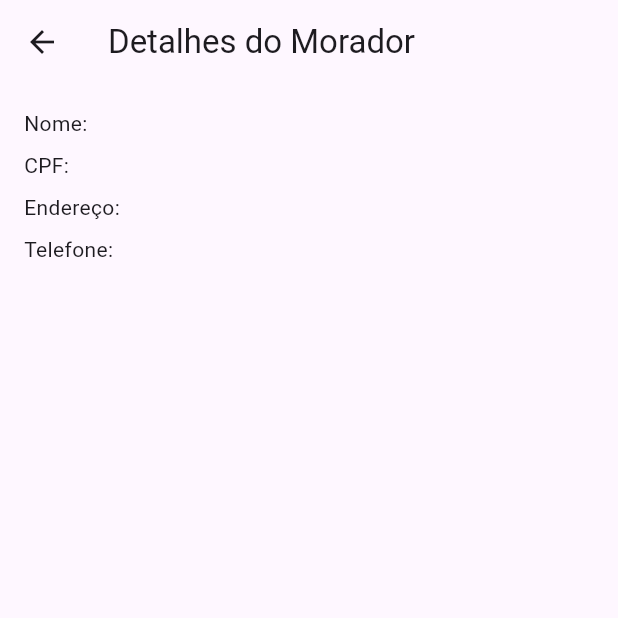
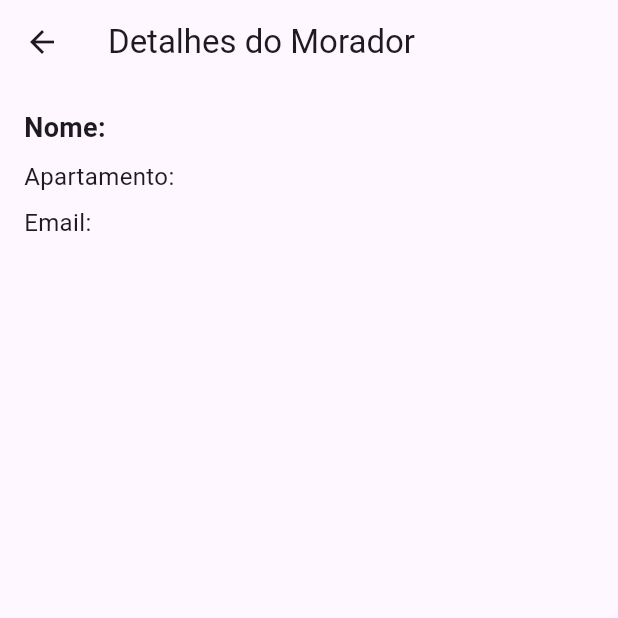
Before and after one commit to ProjetoJavaDiogo/Flutter4Semestre, a Flutter app: the ResidentDetailsView screen opened directly with empty values, on a phone screen of 412 x 824 dp, the top half of it. Run offline on Flutter 3.47's test engine with Material 3 defaults, Android fonts, the phone set to English and light mode, and no system bars; our stand-ins replace cloud_firestore, firebase_auth, firebase_core; accounts and stored records are empty.

```diff
--- a/portaria_condominio/lib/app/controllers/auth_controller.dart
+++ b/portaria_condominio/lib/app/controllers/auth_controller.dart
@@ -7,12 +7,6 @@ class AuthController with ChangeNotifier {
   final FirebaseFirestore _firestore = FirebaseFirestore.instance;
 
   bool isAdmin = false;
-
-  User? _user;
-
-
-
-  User? get user => _user;
 
   // Registro de novo morador (apenas para o administrador)
   Future<User?> registerResident(String email, String password, Map<String, dynamic> residentData) async {
--- a/portaria_condominio/lib/app/views/residents/resident_details_view.dart
+++ b/portaria_condominio/lib/app/views/residents/resident_details_view.dart
@@ -16,13 +16,17 @@ class ResidentDetailsView extends StatelessWidget {
         child: Column(
           crossAxisAlignment: CrossAxisAlignment.start,
           children: [
-            Text("Nome: ${resident['name']}"),
+            Text("Nome: ${resident['name'] ?? 'Não informado'}",
+              style: TextStyle(fontSize: 18, fontWeight: FontWeight.bold),
+            ),
             SizedBox(height: 8),
-            Text("CPF: ${resident['cpf']}"),
+            Text("Apartamento: ${resident['apartment'] ?? 'Não informado'}",
+              style: TextStyle(fontSize: 16),
+            ),
             SizedBox(height: 8),
-            Text("Endereço: ${resident['address']}"),
-            SizedBox(height: 8),
-            Text("Telefone: ${resident['phone']}"),
+            Text("Email: ${resident['email'] ?? 'Não informado'}",
+              style: TextStyle(fontSize: 16),
+            ),
           ],
         ),
       ),
--- a/portaria_condominio/lib/app/views/residents/residents_view.dart
+++ b/portaria_condominio/lib/app/views/residents/residents_view.dart
@@ -31,9 +31,16 @@ class _ResidentsViewState extends State<ResidentsView> {
               itemCount: residentsController.residents.length,
               itemBuilder: (context, index) {
                 final resident = residentsController.residents[index];
+
                 return ListTile(
-                  title: Text(resident['name']),
-                  subtitle: Text(resident['cpf']),
+                  title: Text(resident['name'] ?? 'Nome não disponível'),
+                  subtitle: Column(
+                    crossAxisAlignment: CrossAxisAlignment.start,
+                    children: [
+                      Text('Apartamento: ${resident['apartment'] ?? 'Não informado'}'),
+                      Text('Email: ${resident['email'] ?? 'Não informado'}'),
+                    ],
+                  ),
                   onTap: () {
                     // Navegar para a tela de detalhes do morador
                     Navigator.push(
```
